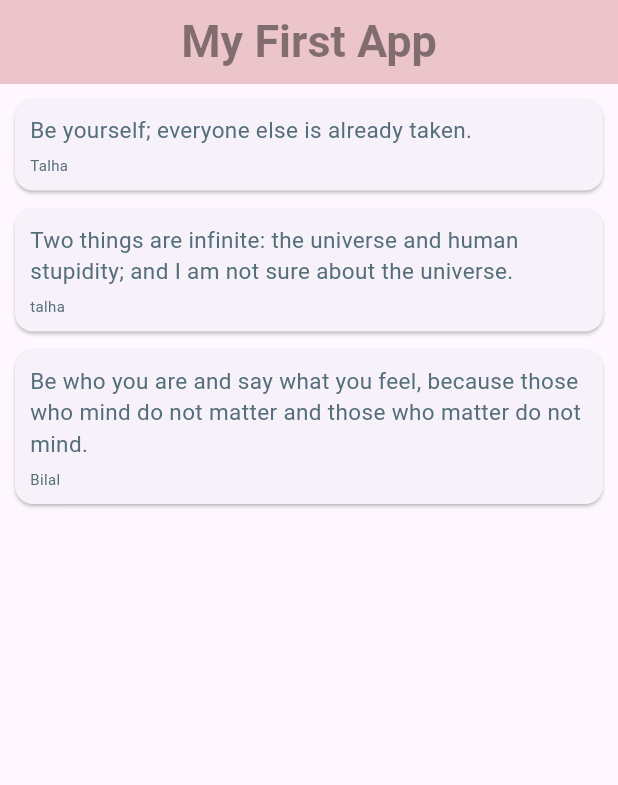
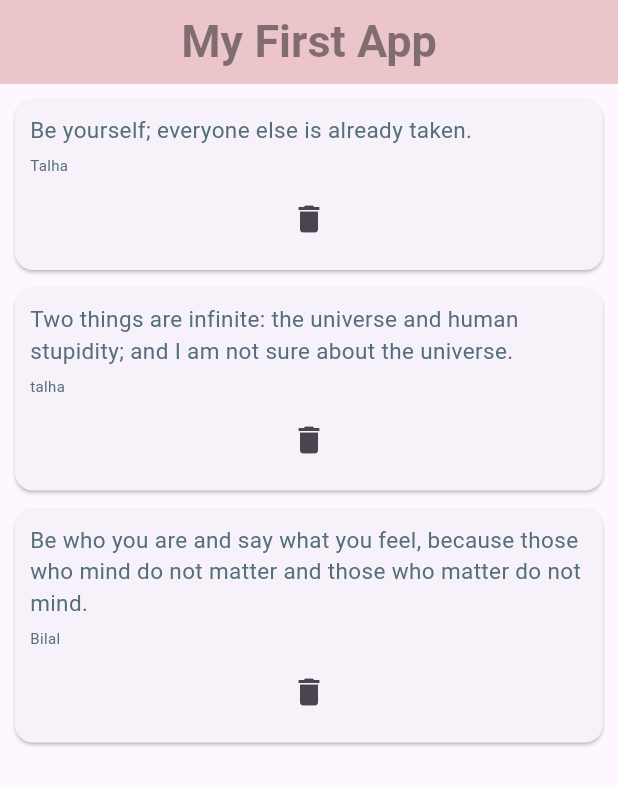
Before and after one commit to Talha-Aslam/myapp, a Flutter app: the screen it shows after launch, on a phone screen of 412 x 824 dp. Shown: the top 785 px of the screen. Run offline on Flutter 3.47's test engine with Material 3 defaults, Android fonts, the phone set to English and light mode, and no system bars.

Commit message:
using the delete function

```diff
--- a/app/lib/main.dart
+++ b/app/lib/main.dart
@@ -1,5 +1,6 @@
 import 'quotes.dart';
 import 'package:flutter/material.dart';
+import 'quotes_card.dart';
 
 void main() {
   //runapp app ko run karna ka function jo materialapp ko run kary ga
@@ -33,9 +34,15 @@ class _HomeState extends State<Home> {
         aurthor: "Bilal")
   ];
 //*********************creatin a card with quote class template for the quotes ********************************/
-  Widget quotetemplate(quote) {
-    return QuoteCard(quote: quote);
-  }
+  // Widget quotetemplate(quote) {
+  //   return QuoteCard(
+  //       quote: quote,
+  //       delete: () {
+  //         setState(() {
+  //           quotes.remove(quote);
+  //         });
+  //       });
+  // }
 
   @override
   Widget build(BuildContext context) {
@@ -362,36 +369,16 @@ class _HomeState extends State<Home> {
           centerTitle: true,
         ),
         body: Column(
-          children: quotes.map((quote) => quotetemplate(quote)).toList(),
+          children: quotes
+              .map((quote) => QuoteCard(
+                    quote: quote,
+                    delete: () {
+                      setState(() {
+                        quotes.remove(quote);
+                      });
+                    },
+                  ))
+              .toList(),
         ));
   }
 }
-
-class QuoteCard extends StatelessWidget {
-  final Quotes quote;
-  QuoteCard({required this.quote});
-  @override
-  Widget build(BuildContext context) {
-    return Card(
-      margin: EdgeInsets.fromLTRB(10, 10, 10, 2),
-      child: Padding(
-        padding: EdgeInsets.all(10),
-        child: Column(
-            crossAxisAlignment: CrossAxisAlignment.stretch,
-            children: <Widget>[
-              Text(quote.text,
-                  style: TextStyle(
-                    fontSize: 15.0,
-                    color: Colors.blueGrey[600],
-                  )),
-              SizedBox(height: 6.0),
-              Text(quote.aurthor,
-                  style: TextStyle(
-                    fontSize: 10.0,
-                    color: Colors.blueGrey[600],
-                  ))
-            ]),
-      ),
-    );
-  }
-}
--- /dev/null
+++ b/app/lib/quotes_card.dart
@@ -0,0 +1,34 @@
+import 'quotes.dart';
+import 'package:flutter/material.dart';
+
+class QuoteCard extends StatelessWidget {
+  final Quotes quote;
+  final Function() delete;
+  QuoteCard({required this.quote, required this.delete});
+  @override
+  Widget build(BuildContext context) {
+    return Card(
+      margin: EdgeInsets.fromLTRB(10, 10, 10, 2),
+      child: Padding(
+        padding: EdgeInsets.all(10),
+        child: Column(
+            crossAxisAlignment: CrossAxisAlignment.stretch,
+            children: <Widget>[
+              Text(quote.text,
+                  style: TextStyle(
+                    fontSize: 15.0,
+                    color: Colors.blueGrey[600],
+                  )),
+              SizedBox(height: 6.0),
+              Text(quote.aurthor,
+                  style: TextStyle(
+                    fontSize: 10.0,
+                    color: Colors.blueGrey[600],
+                  )),
+              SizedBox(height: 5.0),
+              IconButton(onPressed: delete, icon: Icon(Icons.delete))
+            ]),
+      ),
+    );
+  }
+}
```
